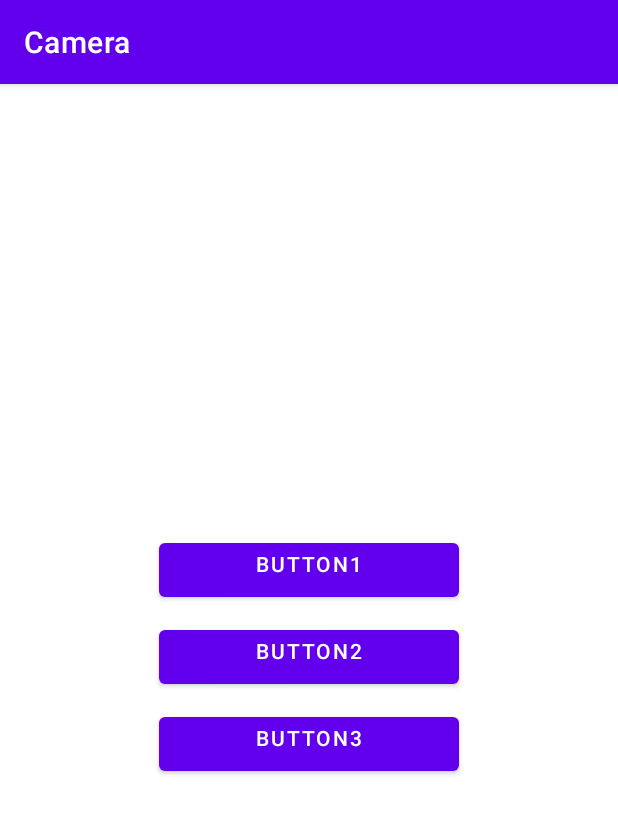
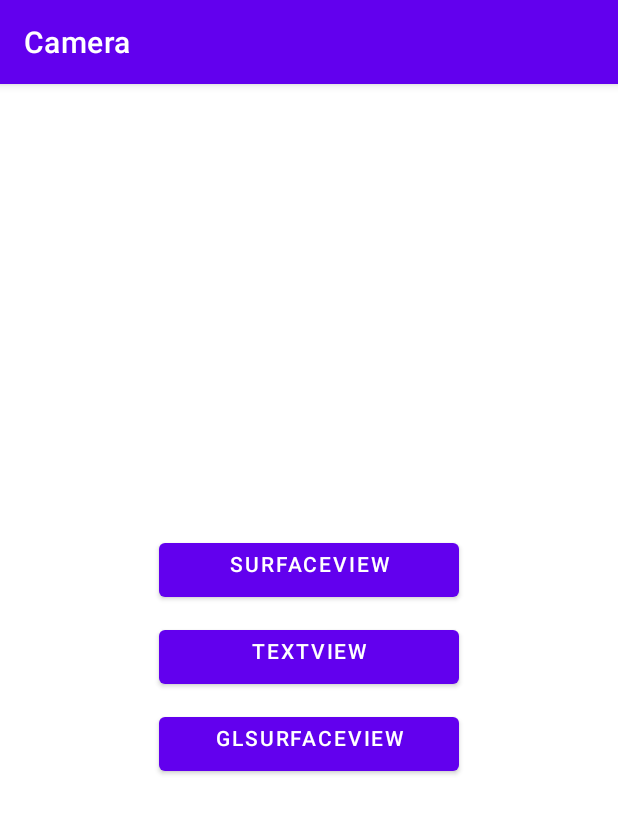
Before and after one commit to etrangerlx/CameraProject, an Android app: the screen it shows after launch (MainActivity), on a phone screen of 412 x 824 dp. Shown: the top 814 px of the screen. Run offline under Robolectric (Android 15) with nearby library versions, the phone set to English and light mode, and no system bars.

```diff
--- a/app/src/main/AndroidManifest.xml
+++ b/app/src/main/AndroidManifest.xml
@@ -2,6 +2,11 @@
 <manifest xmlns:android="http://schemas.android.com/apk/res/android"
     xmlns:tools="http://schemas.android.com/tools">
     <uses-permission android:name="android.permission.CAMERA"/>
+    <uses-permission android:name="android.permission.WRITE_EXTERNAL_STORAGE" />
+    <uses-permission android:name="android.permission.READ_EXTERNAL_STORAGE" />
+    <uses-permission android:name="android.permission.MOUNT_UNMOUNT_FILESYSTEMS"
+        tools:ignore="ProtectedPermissions" />
+
     <application
         android:allowBackup="true"
         android:dataExtractionRules="@xml/data_extraction_rules"
--- a/app/src/main/java/com/rainbow/camera/Camera1TextureViewActivity.java
+++ b/app/src/main/java/com/rainbow/camera/Camera1TextureViewActivity.java
@@ -221,7 +221,7 @@ public class Camera1TextureViewActivity extends AppCompatActivity {
 //        mSurfaceView = (SurfaceView) findViewById(R.id.textureView);
 //        mSurfaceHolder = mSurfaceView.getHolder();
 
-        ImageButton mCaptureButton = findViewById(R.id.btnTakePic);
+        ImageButton mCaptureButton = findViewById(R.id.btnTakePicTV);
         mCaptureButton.setOnClickListener(new View.OnClickListener() {
             @Override
             public void onClick(View v) {
--- a/app/src/main/java/com/rainbow/camera/MainActivity.java
+++ b/app/src/main/java/com/rainbow/camera/MainActivity.java
@@ -1,7 +1,7 @@
 package com.rainbow.camera;
 
 import androidx.appcompat.app.AppCompatActivity;
-import androidx.core.content.ContextCompat;
+import androidx.core.app.ActivityCompat;
 
 import android.Manifest;
 import android.content.Intent;
@@ -14,8 +14,10 @@ import android.widget.Button;
 public class MainActivity extends AppCompatActivity {
     public String[] PermissionList = {
             Manifest.permission.CAMERA,
+            Manifest.permission.MOUNT_UNMOUNT_FILESYSTEMS,
             Manifest.permission.WRITE_EXTERNAL_STORAGE,
             Manifest.permission.READ_EXTERNAL_STORAGE};
+
 
     @Override
     protected void onCreate(Bundle savedInstanceState) {
@@ -23,29 +25,29 @@ public class MainActivity extends AppCompatActivity {
         setContentView(R.layout.activity_main);
 
         for (int j = 0; j < PermissionList.length; j++) {
-            if (ContextCompat.checkSelfPermission(this, PermissionList[j]) != PackageManager.PERMISSION_GRANTED) {
-                requestPermissions(PermissionList, 1);
+            if (ActivityCompat.checkSelfPermission(this, PermissionList[j]) != PackageManager.PERMISSION_GRANTED) {
+                ActivityCompat.requestPermissions(this,PermissionList, 1);
                 break;
             }
         }
-        Button bt1 = findViewById(R.id.button1);
-        Button bt2 = findViewById(R.id.button2);
-        Button bt3 = findViewById(R.id.button3);
-        bt1.setOnClickListener(new View.OnClickListener() {
+        Button SurfViewBtn = findViewById(R.id.SurfView);
+        Button TextViewBtn = findViewById(R.id.TView);
+        Button GLSurfViewBtn = findViewById(R.id.GLSurfView);
+        SurfViewBtn.setOnClickListener(new View.OnClickListener() {
             @Override
             public void onClick(View v) {
                 Intent intent = new Intent(getApplicationContext(), Camera1SurfaceActivity.class);
                 startActivity(intent);
             }
         });
-        bt2.setOnClickListener(new View.OnClickListener() {
+        TextViewBtn.setOnClickListener(new View.OnClickListener() {
             @Override
             public void onClick(View v) {
                 Intent intent = new Intent(getApplicationContext(), Camera1TextureViewActivity.class);
                 startActivity(intent);
             }
         });
-        bt3.setOnClickListener(new View.OnClickListener() {
+        GLSurfViewBtn.setOnClickListener(new View.OnClickListener() {
             @Override
             public void onClick(View v) {
                 Intent intent = new Intent(getApplicationContext(), Camera1GLSurfaceviewActivity.class);
--- a/app/src/main/res/layout/activity_glsurfaceview.xml
+++ b/app/src/main/res/layout/activity_glsurfaceview.xml
@@ -27,7 +27,7 @@
             android:src="@drawable/ic_setting" />
 
         <ImageButton
-            android:id="@+id/btnTakePic"
+            android:id="@+id/btnTakePicGSV"
             android:layout_width="64dp"
             android:layout_height="64dp"
             android:layout_centerInParent="true"
--- a/app/src/main/res/layout/activity_main.xml
+++ b/app/src/main/res/layout/activity_main.xml
@@ -15,31 +15,29 @@
             android:layout_width="10dp"
             android:layout_height="300dp" />
         <Button
-            android:id="@+id/button1"
+            android:id="@+id/SurfView"
             android:layout_width="200dp"
             android:layout_height="wrap_content"
             android:gravity="center_horizontal"
-            android:text="Button1" />
+            android:text="SurfaceView" />
         <Space
             android:layout_width="10dp"
             android:layout_height="10dp" />
         <Button
-            android:id="@+id/button2"
-
-
+            android:id="@+id/TView"
             android:layout_width="200dp"
             android:layout_height="wrap_content"
             android:gravity="center_horizontal"
-            android:text="Button2" />
+            android:text="TextView" />
         <Space
             android:layout_width="10dp"
             android:layout_height="10dp" />
         <Button
-            android:id="@+id/button3"
+            android:id="@+id/GLSurfView"
             android:layout_width="200dp"
             android:layout_height="wrap_content"
             android:gravity="center_horizontal"
-            android:text="Button3" />
+            android:text="GLSurfaceView" />
 
     </LinearLayout>
 </androidx.constraintlayout.widget.ConstraintLayout>
--- a/app/src/main/res/layout/activity_surfaceview.xml
+++ b/app/src/main/res/layout/activity_surfaceview.xml
@@ -27,7 +27,7 @@
             android:src="@drawable/ic_setting" />
 
         <ImageButton
-            android:id="@+id/btnTakePic"
+            android:id="@+id/btnTakePicSV"
             android:layout_width="64dp"
             android:layout_height="64dp"
             android:layout_centerInParent="true"
--- a/app/src/main/res/layout/activity_textureview.xml
+++ b/app/src/main/res/layout/activity_textureview.xml
@@ -27,7 +27,7 @@
             android:src="@drawable/ic_setting" />
 
         <ImageButton
-            android:id="@+id/btnTakePic"
+            android:id="@+id/btnTakePicTV"
             android:layout_width="64dp"
             android:layout_height="64dp"
             android:layout_centerInParent="true"
```
Also changed, not shown: app/build.gradle (+11 -0 lines), app/src/main/java/com/rainbow/camera/Camera1SurfaceActivity.java (+99 -87 lines), 1 other file.
